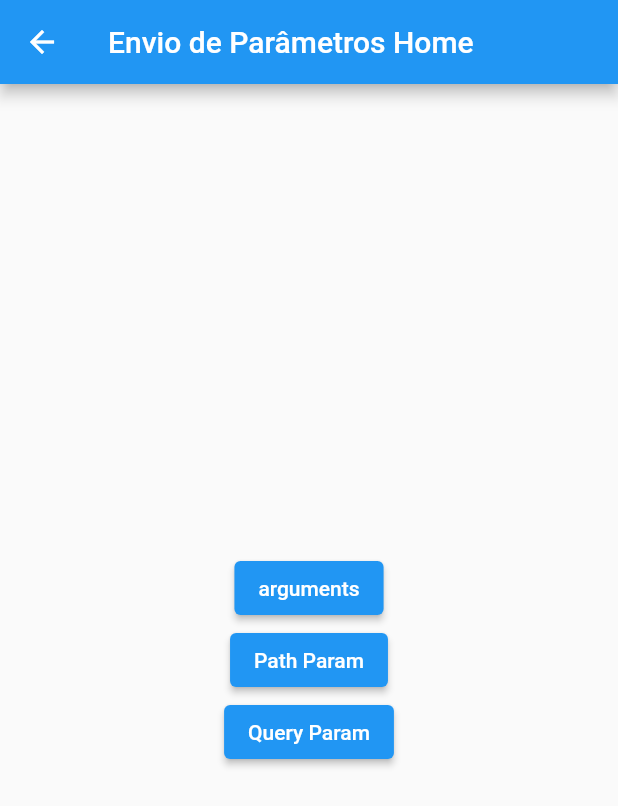
After one commit to carloserig/getXIniciando, a Flutter app: the screen it shows after launch, after a tap on "Envio Parâmetros", on a phone screen of 412 x 824 dp. The commit adds this screen. Shown: the top 806 px of the screen. Run offline on Flutter 3.47's test engine with Material 2 defaults, Android fonts, the phone set to English and light mode, and no system bars; our stand-ins replace get.

Commit message:
rotas nomeadas

```diff
--- a/lib/main.dart
+++ b/lib/main.dart
@@ -1,6 +1,13 @@
 import 'package:flutter/material.dart';
 import 'package:get/get.dart';
+import 'package:get_iniciando/pages/envio_parametros/arguments_param_page.dart';
+import 'package:get_iniciando/pages/envio_parametros/envio_parametros_home.dart';
+import 'package:get_iniciando/pages/envio_parametros/path_param_page.dart';
+import 'package:get_iniciando/pages/envio_parametros/query_param_page.dart';
 import 'package:get_iniciando/pages/home_page.dart';
+import 'package:get_iniciando/pages/middlewares/acesso_negado.dart';
+import 'package:get_iniciando/pages/middlewares/middlewares_home_page.dart';
+import 'package:get_iniciando/pages/middlewares/route_middlewares.dart';
 import 'package:get_iniciando/pages/page1.dart';
 import 'package:get_iniciando/pages/page2.dart';
 
@@ -18,10 +25,33 @@ class MyApp extends StatelessWidget {
       theme: ThemeData(
         primarySwatch: Colors.blue,
       ),
+      initialRoute: '/home',
+      //middleware geral
+      routingCallback: (Routing? routing) {
+        debugPrint(routing?.previous);
+        debugPrint(routing?.previous);
+      },
       getPages: [
         GetPage(name: '/', page: () => const HomePage()),
         GetPage(name: '/page1', page: () => Page1()),
-        GetPage(name: '/page2', page: () => Page2())
+        GetPage(name: '/page2', page: () => Page2()),
+        GetPage(name: '/envioParametros', page: () => EnvioParametrosHome(),
+        children: [
+          GetPage(name: '/arguments', page: () => ArgumentsParamPage()),
+          GetPage(name: '/pathParam/:nome/jornadaGetX', page: () => PathParamPage()),
+          GetPage(name: '/queryParam', page: () => QueryParamPage()),
+        ]),
+        GetPage(
+          name: '/middlewares',
+          page: () => MiddlewaresHomePage(),
+          middlewares: [
+            RouteMiddlewares()
+          ]
+        ),
+        GetPage(
+          name: '/accessDenied',
+          page: () => AcessoNegado()
+        )
       ],
     );
   }
--- /dev/null
+++ b/lib/pages/envio_parametros/arguments_param_page.dart
@@ -0,0 +1,24 @@
+import 'package:flutter/material.dart';
+import 'package:get/get.dart';
+
+class ArgumentsParamPage extends StatelessWidget {
+
+  const ArgumentsParamPage({ Key? key }) : super(key: key);
+
+   @override
+   Widget build(BuildContext context) {
+      //Pegar a string
+      //child: Text(Get.arguments),
+
+      //Pegar o mapa
+      Map<String, String> arguments = Get.arguments;
+       return Scaffold(
+           appBar: AppBar(title: const Text('Argumens Param'),),
+           body: Center(
+            child: Text(
+              arguments['name'] ?? 'Nome não encontrado',
+            ),
+           ),
+       );
+  }
+}
--- /dev/null
+++ b/lib/pages/envio_parametros/envio_parametros_home.dart
@@ -0,0 +1,43 @@
+import 'package:flutter/material.dart';
+import 'package:get/get.dart';
+
+class EnvioParametrosHome extends StatelessWidget {
+
+  const EnvioParametrosHome({ Key? key }) : super(key: key);
+
+   @override
+   Widget build(BuildContext context) {
+       return Scaffold(
+           appBar: AppBar(title: const Text('Envio de Parâmetros Home'),),
+           body: Center(
+            child: Column(
+              mainAxisAlignment: MainAxisAlignment.center,
+              children: [
+                ElevatedButton(onPressed: () {
+                  //Envio de String
+                  //Get.toNamed('/envioParametros/arguments', arguments: 'Parâmetro enviado pelo arguments');
+
+                  //Envio de Mapa
+                  Get.toNamed('/envioParametros/arguments',
+                  arguments: {
+                    'curso': 'Jornada Dart',
+                    'name': 'Carlos Erig',
+                  },
+                  );
+                }, child: const Text('arguments'),),
+
+                ElevatedButton(onPressed: () {
+                  //Get.toNamed('/envioParametros/pathParam/CarlosErig/jornadaGetX');
+                  final param = Uri.encodeFull('Carlos Erig');
+                  Get.toNamed('/envioParametros/pathParam/$param/jornadaGetX');
+                }, child: const Text('Path Param'),),
+
+                ElevatedButton(onPressed: () {
+                  Get.toNamed('/envioParametros/queryParam?nome=Carlos Erig&id=1&curso=Jornada GetX');
+                }, child: const Text('Query Param'),),
+              ],
+            ),
+           ),
+       );
+  }
+}
--- a/lib/pages/home_page.dart
+++ b/lib/pages/home_page.dart
@@ -26,6 +26,18 @@ class HomePage extends StatelessWidget {
                   },
                   child: const Text('Page2')
                 ),
+                ElevatedButton(
+                  onPressed: () {
+                    Get.toNamed('/envioParametros');
+                  },
+                  child: const Text('Envio Parâmetros')
+                ),
+                ElevatedButton(
+                  onPressed: () {
+                    Get.toNamed('/middlewares');
+                  },
+                  child: const Text('Middlewares')
+                ),
               ],
             ),
            ),
--- a/pubspec.yaml
+++ b/pubspec.yaml
@@ -18,7 +18,7 @@ publish_to: 'none' # Remove this line if you wish to publish to pub.dev
 version: 1.0.0+1
 
 environment:
-  sdk: ">=2.16.0 <3.0.0"
+  sdk: ">=2.17.0 <3.0.0"
 
 # Dependencies specify other packages that your package needs in order to work.
 # To automatically upgrade your package dependencies to the latest versions
```
Also changed, not shown: lib/pages/envio_parametros/path_param_page.dart (added, +15 -0 lines), lib/pages/envio_parametros/query_param_page.dart (added, +23 -0 lines), lib/pages/middlewares/acesso_negado.dart (added, +16 -0 lines), lib/pages/middlewares/middlewares_home_page.dart (added, +20 -0 lines), lib/pages/middlewares/route_middlewares.dart (added, +54 -0 lines), pubspec.lock, 1 other file.
